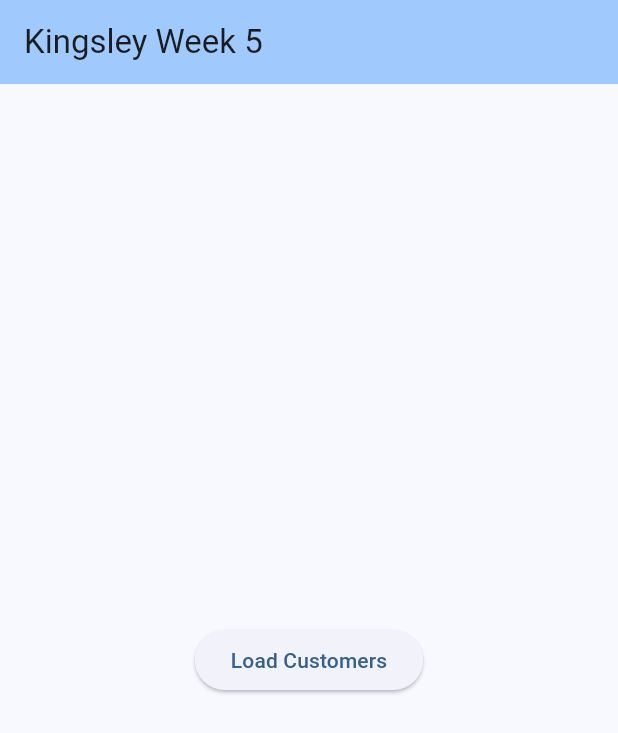
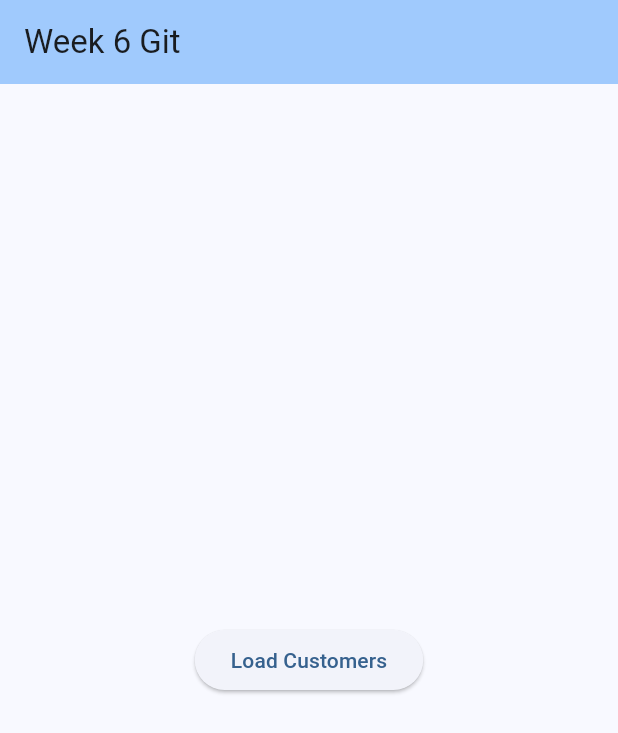
Before and after one commit to kingsley-aaron/Cmsc2204_Week5, a Flutter app: the screen it shows after launch, on a phone screen of 412 x 824 dp. Shown: the top 733 px of the screen. Run offline on Flutter 3.47's test engine with Material 2 defaults, Android fonts, the phone set to English and light mode, and no system bars.

Commit message:
Changed the header

```diff
--- a/lib/main.dart
+++ b/lib/main.dart
@@ -15,7 +15,7 @@ class MyApp extends StatelessWidget {
         colorScheme: ColorScheme.fromSeed(seedColor: Colors.blue),
         useMaterial3: true,
       ),
-      home: const MyHomePage(title: 'Kingsley Week 5'),
+      home: const MyHomePage(title: 'Week 6 Git'),
     );
   }
 }
```
